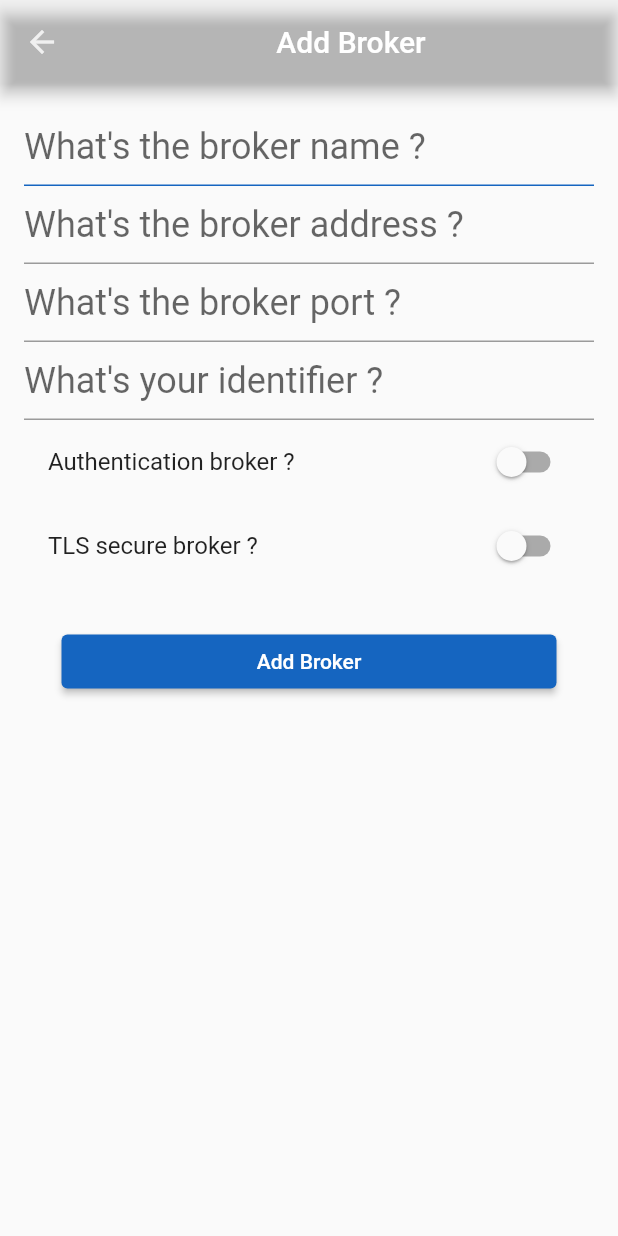
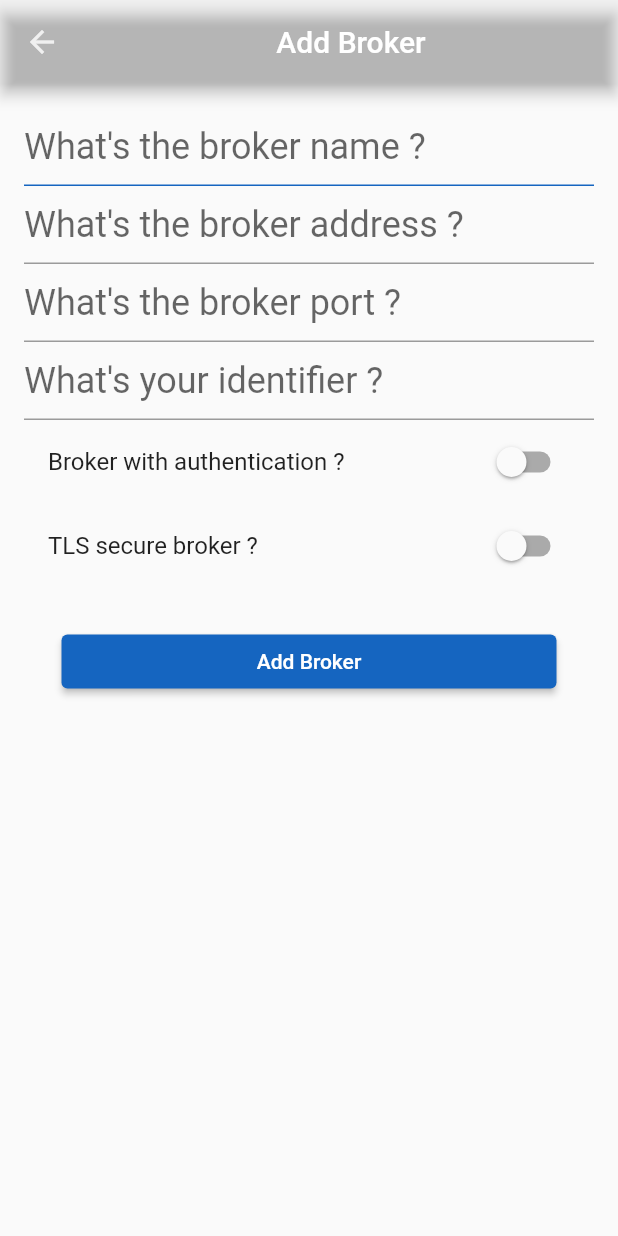
Before and after one commit to pierretdf/mqtt_flutter_app, a Flutter app: the AddEditBrokerScreen screen opened by its route, on a phone screen of 412 x 824 dp. Run offline on Flutter 3.47's test engine with Material 2 defaults, Android fonts, the phone set to English and light mode, and no system bars; our stand-ins replace bloc, equatable, flutter_bloc, google_maps_flutter, sqflite, syncfusion_flutter_gauges; missing offline and left inert: mqtt_client; accounts and stored records are empty.

Commit message:
Minor fixes

```diff
--- a/lib/views/add_edit_broker_view.dart
+++ b/lib/views/add_edit_broker_view.dart
@@ -157,7 +157,7 @@ class _AddEditBrokerScreenState extends State<AddEditBrokerScreen> {
                 onEditingComplete: () => node.nextFocus(),
               ),
               SwitchListTile(
-                title: const Text('Authentication broker ?'),
+                title: const Text('Broker with authentication ?'),
                 key: AppKeys.brokerAuthenticationField,
                 value: _authentication,
                 activeColor: Theme.of(context).primaryColor,
--- a/pubspec.yaml
+++ b/pubspec.yaml
@@ -21,7 +21,7 @@ dependencies:
   flutter_bloc: ^7.0.0
 
   # Utils
-  equatable: ^2.0.0
+  equatable: ^2.0.3
   device_info: ^2.0.0
   geolocator: ^7.0.3
   file_picker: ^3.0.1
```
